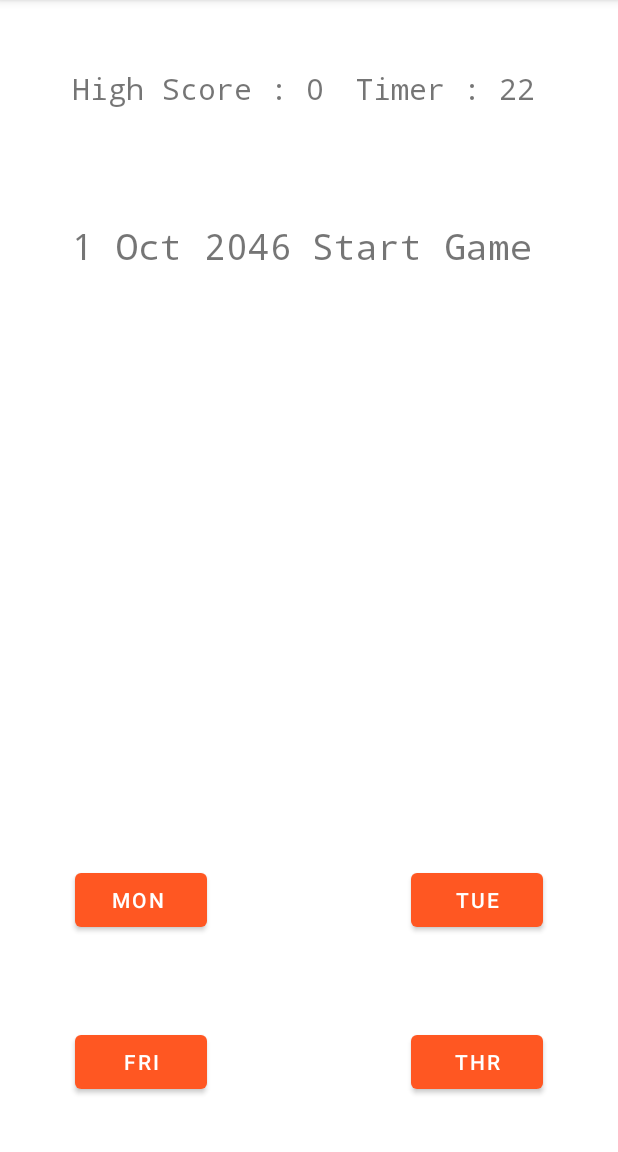
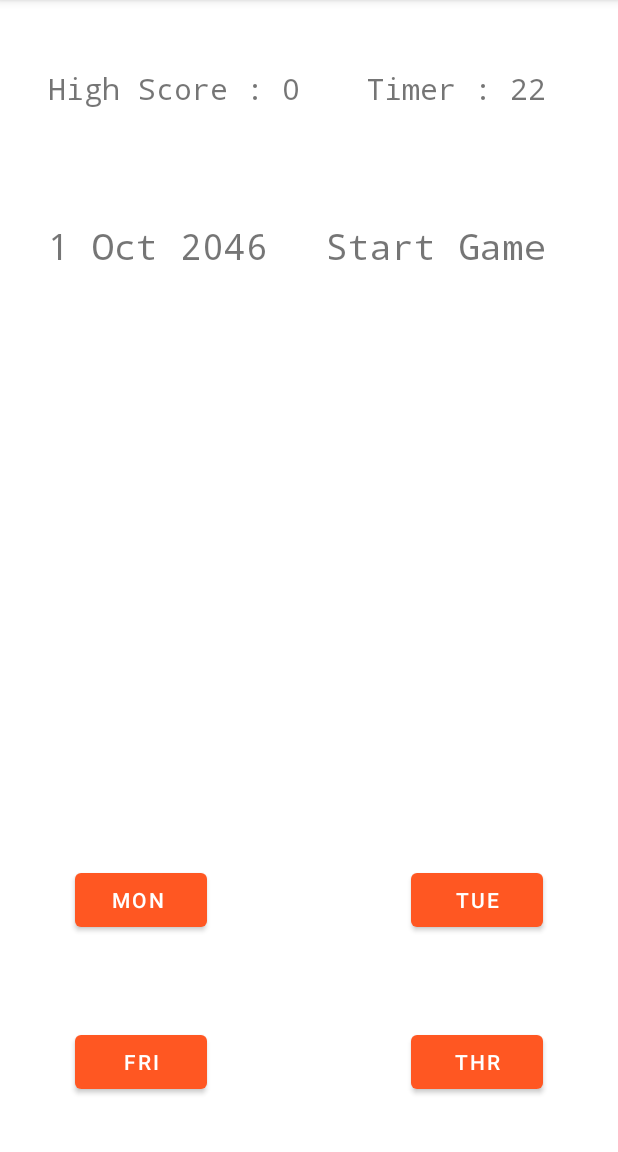
Before and after one commit to jaiakash/guesstheday, an Android app: the screen it shows after launch (MainActivity), on a phone screen of 412 x 824 dp, the part 84-1236 px from its top. Run offline under Robolectric (Android 15) with nearby library versions, the phone set to English and light mode, and no system bars.

Commit message:
Fixed Timer 2

```diff
--- a/app/src/main/java/com/amostrone/akash/gtd/MainActivity.java
+++ b/app/src/main/java/com/amostrone/akash/gtd/MainActivity.java
@@ -161,6 +161,7 @@ public class MainActivity extends AppCompatActivity {
 
         //Toast.makeText(this, "Game Ended, Your Score is "+ (Score+1), Toast.LENGTH_SHORT).show();
         Score=0;
+        counter=27;
         home.setBackgroundColor(getResources().getColor(R.color.white));
     }
 
--- a/app/src/main/res/layout/activity_main.xml
+++ b/app/src/main/res/layout/activity_main.xml
@@ -11,7 +11,7 @@
         android:id="@+id/text_date"
         android:layout_width="wrap_content"
         android:layout_height="wrap_content"
-        android:layout_marginStart="48dp"
+        android:layout_marginStart="32dp"
         android:text="Random Date"
         android:textSize="24sp"
         android:typeface="monospace"
@@ -27,7 +27,7 @@
         android:id="@+id/high_score"
         android:layout_width="wrap_content"
         android:layout_height="wrap_content"
-        android:layout_marginStart="48dp"
+        android:layout_marginStart="32dp"
         android:text="High score = 0"
         android:textSize="20sp"
         android:typeface="monospace"
@@ -49,7 +49,7 @@
         android:typeface="monospace"
         app:layout_constraintBottom_toBottomOf="parent"
         app:layout_constraintEnd_toEndOf="parent"
-        app:layout_constraintHorizontal_bias="0.845"
+        app:layout_constraintHorizontal_bias="1.0"
         app:layout_constraintStart_toEndOf="@+id/text_date"
         app:layout_constraintTop_toTopOf="parent"
         app:layout_constraintVertical_bias="0.061" />
@@ -111,7 +111,7 @@
         android:typeface="monospace"
         app:layout_constraintBottom_toBottomOf="parent"
         app:layout_constraintEnd_toEndOf="parent"
-        app:layout_constraintHorizontal_bias="0.595"
+        app:layout_constraintHorizontal_bias="1.0"
         app:layout_constraintStart_toEndOf="@+id/text_date"
         app:layout_constraintTop_toTopOf="parent"
         app:layout_constraintVertical_bias="0.2" />
```
